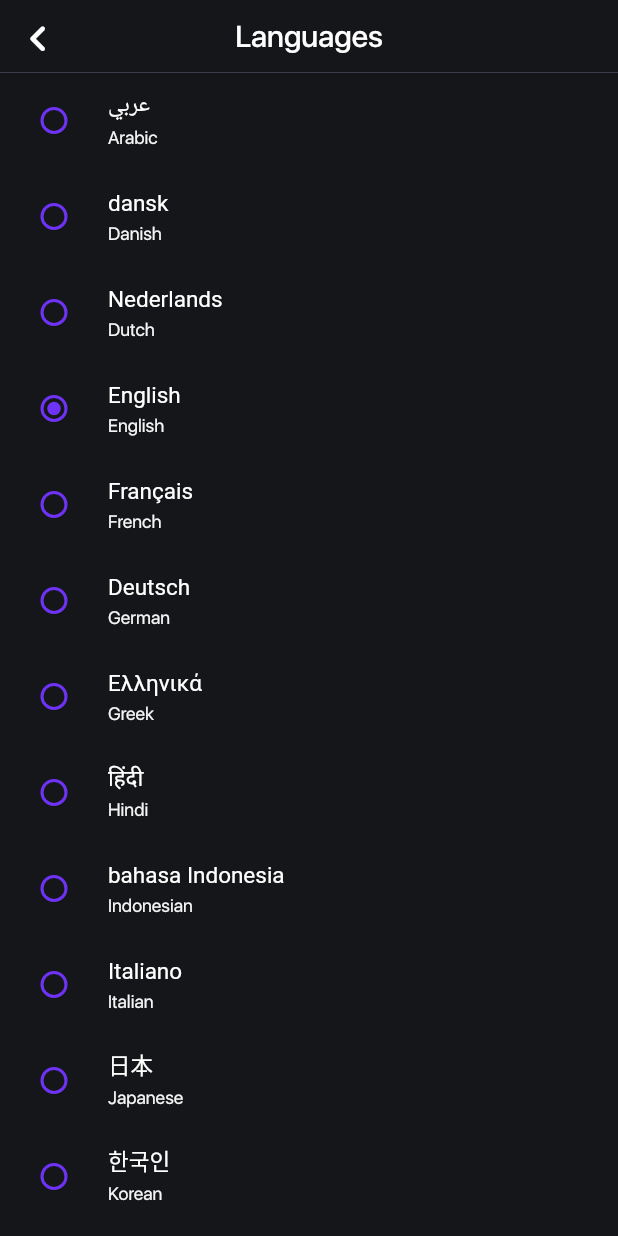
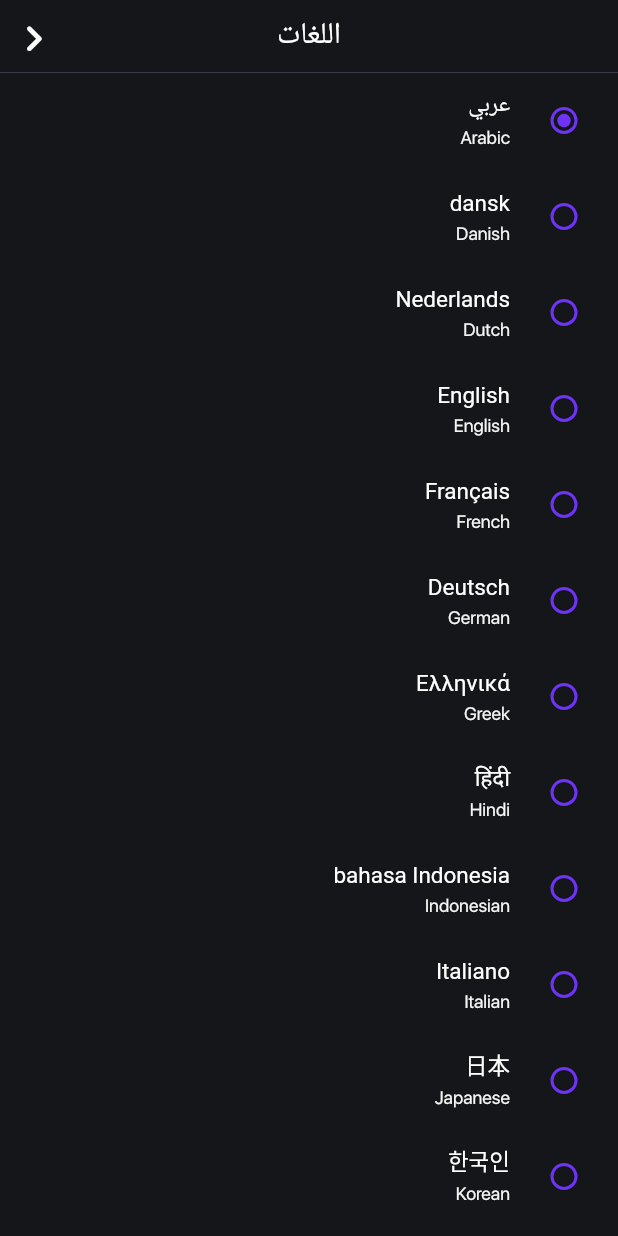
Before and after one commit to sherifjavaandroid/sadsadasd, a Flutter app: the LanguagesScreen screen opened directly, on a phone screen of 412 x 824 dp. Run offline on Flutter 3.47's test engine with Material 3 defaults, Android fonts, the phone set to English and light mode, and no system bars; our stand-ins replace audioplayers, bouncing_widget, cached_network_image, camera, cloud_firestore, firebase_auth and 22 more; missing offline and left inert: agora_rtc_engine, detectable_text_field, flutter_branch_sdk, image_gallery_saver_plus, qr_code_scanner_plus, retrytech_plugin and 1 more; accounts and stored records are empty; network calls fail; Roboto replaces fonts that are missing (SfUiSemiBold); project files that could hold a hidden picture were left out.

Commit message:
lang update

```diff
--- a/lib/main.dart
+++ b/lib/main.dart
@@ -34,7 +34,8 @@ Future<void> main() async {
   await FlutterBranchSdk.init(
     enableLogging: true,
   );
-  selectedLanguage = sessionManager.giveString(KeyRes.languageCode) ?? byDefaultLanguage;
+  selectedLanguage =
+      sessionManager.giveString(KeyRes.languageCode) ?? byDefaultLanguage;
   runApp(MyApp());
 }
 
--- a/lib/utils/const_res.dart
+++ b/lib/utils/const_res.dart
@@ -38,7 +38,7 @@ class ConstRes {
 const String appName = 'Suplleex';
 const companyName = 'All Safe';
 const defaultPlaceHolderText = 'S';
-const byDefaultLanguage = 'en';
+const byDefaultLanguage = 'ar';
 
 const int paginationLimit = 10;
 
```
